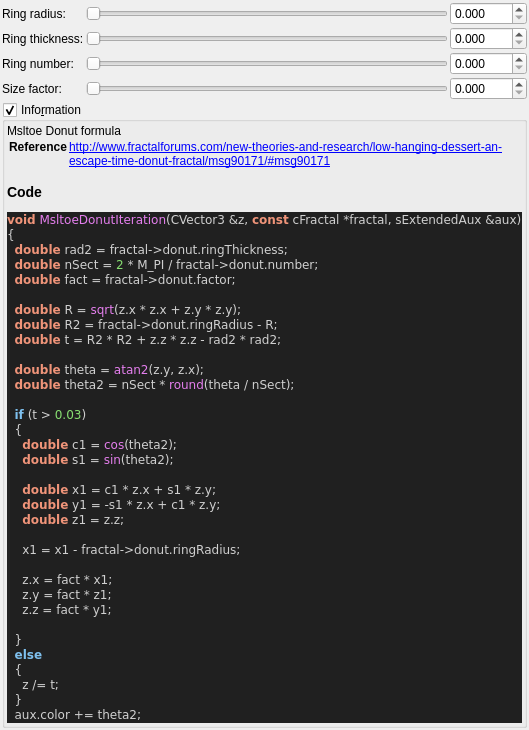
First picture: the form in mandelbulber2/qt_data/fractal_msltoe_donut.ui, repository buddhi1980/mandelbulber2, before the edit.
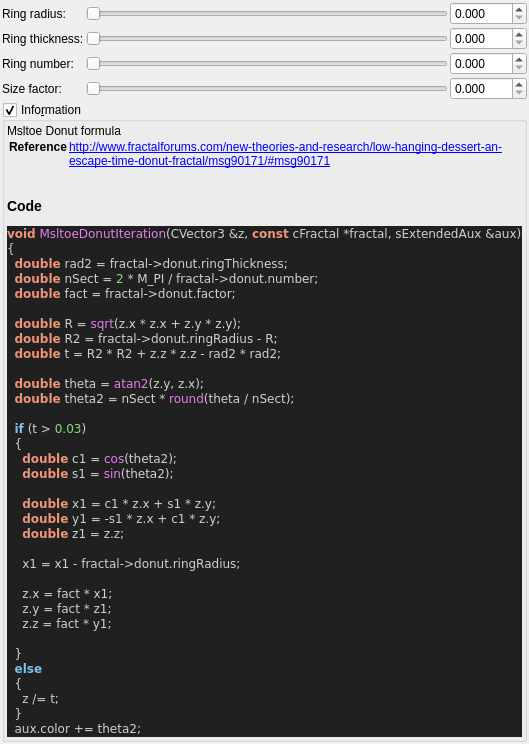
Second picture: the form after the edit. Custom widgets are drawn as their Qt base class.

Commit message:
stripped code highlight output to body tag
 the surrounding part (HTML Tag and comment) contained version specific parts.
 Now only the body tag will be written to the ui file,
 so the complete output of populateUiInformation.php should be reproducable.

 Also readded broken symlinks in deploy/share/mandelbulber2

The edit to the form file:
```diff
--- a/mandelbulber2/qt_data/fractal_msltoe_donut.ui
+++ b/mandelbulber2/qt_data/fractal_msltoe_donut.ui
@@ -283,17 +283,12 @@
        <widget class="QLabel" name="label_code_content">
         <property name="text">
          <string>&lt;p&gt;Msltoe Donut formula&lt;/p&gt;&lt;table&gt;
-&lt;tr&gt;&lt;th&gt;Reference&lt;/th&gt;&lt;td&gt;&lt;a href=&quot;http://www.fractalforums.com/new-theories-and-research/low-hanging-dessert-an-escape-time-donut-fractal/msg90171/#msg90171&quot;&gt;http://www.fractalforums.com/new-theories-and-research/low-hanging-dessert-an-escape-time-donut-fractal/msg90171/#msg90171&lt;/a&gt;&lt;/td&gt;&lt;/tr&gt;
+&lt;tr&gt;&lt;th&gt;Reference&lt;/th&gt;&lt;td&gt;&lt;a href=&quot;http://www.fractalforums.com/new-theories-and-research/low-hanging-dessert-an-escape-time-donut-fractal/msg90171/#msg90171&quot;&gt;http://www.fractalforums.com/new-theories-and-research/low-hanging-dessert-an-escape-time-donut-fractal/msg90171/#msg90171&lt;br&gt;
+&lt;/td&gt;&lt;/tr&gt;
 &lt;/table&gt;
 &lt;h3&gt;Code&lt;/h3&gt;
-&lt;!DOCTYPE HTML PUBLIC &quot;-//W3C//DTD HTML 4.0 Transitional//EN&quot;&gt;
-&lt;html&gt;
-&lt;head&gt;
-&lt;meta http-equiv=&quot;content-type&quot; content=&quot;text/html; charset=ISO-8859-1&quot;&gt;
-&lt;title&gt;Source file&lt;/title&gt;
-&lt;/head&gt;
 &lt;body style=&quot;background-color:#202020&quot;&gt;
-&lt;pre style=&quot;color:#d0d0d0; background-color:#202020;  font-family:'Courier New';&quot;&gt;&lt;span style=&quot;color:#f09479; font-weight:bold&quot;&gt;void&lt;/span&gt; &lt;span style=&quot;color:#e47eed&quot;&gt;MsltoeDonutIteration&lt;/span&gt;&lt;span style=&quot;color:#d0d0d0&quot;&gt;(&lt;/span&gt;CVector3 &lt;span style=&quot;color:#d0d0d0&quot;&gt;&amp;amp;&lt;/span&gt;z&lt;span style=&quot;color:#d0d0d0&quot;&gt;,&lt;/span&gt; &lt;span style=&quot;color:#f09479; font-weight:bold&quot;&gt;const&lt;/span&gt; cFractal &lt;span style=&quot;color:#d0d0d0&quot;&gt;*&lt;/span&gt;fractal&lt;span style=&quot;color:#d0d0d0&quot;&gt;,&lt;/span&gt; sExtendedAux &lt;span style=&quot;color:#d0d0d0&quot;&gt;&amp;amp;&lt;/span&gt;aux&lt;span style=&quot;color:#d0d0d0&quot;&gt;)&lt;/span&gt;
+&lt;pre style=&quot;color:#d0d0d0; background-color:#202020;  font-family:'Courier New',monospace;&quot;&gt;&lt;span style=&quot;color:#f09479; font-weight:bold&quot;&gt;void&lt;/span&gt; &lt;span style=&quot;color:#e47eed&quot;&gt;MsltoeDonutIteration&lt;/span&gt;&lt;span style=&quot;color:#d0d0d0&quot;&gt;(&lt;/span&gt;CVector3 &lt;span style=&quot;color:#d0d0d0&quot;&gt;&amp;amp;&lt;/span&gt;z&lt;span style=&quot;color:#d0d0d0&quot;&gt;,&lt;/span&gt; &lt;span style=&quot;color:#f09479; font-weight:bold&quot;&gt;const&lt;/span&gt; cFractal &lt;span style=&quot;color:#d0d0d0&quot;&gt;*&lt;/span&gt;fractal&lt;span style=&quot;color:#d0d0d0&quot;&gt;,&lt;/span&gt; sExtendedAux &lt;span style=&quot;color:#d0d0d0&quot;&gt;&amp;amp;&lt;/span&gt;aux&lt;span style=&quot;color:#d0d0d0&quot;&gt;)&lt;/span&gt;
 &lt;span style=&quot;color:#d0d0d0&quot;&gt;{&lt;/span&gt;
   &lt;span style=&quot;color:#f09479; font-weight:bold&quot;&gt;double&lt;/span&gt; rad2 &lt;span style=&quot;color:#d0d0d0&quot;&gt;=&lt;/span&gt; fractal&lt;span style=&quot;color:#d0d0d0&quot;&gt;-&amp;gt;&lt;/span&gt;donut&lt;span style=&quot;color:#d0d0d0&quot;&gt;.&lt;/span&gt;ringThickness&lt;span style=&quot;color:#d0d0d0&quot;&gt;;&lt;/span&gt;
   &lt;span style=&quot;color:#f09479; font-weight:bold&quot;&gt;double&lt;/span&gt; nSect &lt;span style=&quot;color:#d0d0d0&quot;&gt;=&lt;/span&gt; &lt;span style=&quot;color:#87df71&quot;&gt;2&lt;/span&gt; &lt;span style=&quot;color:#d0d0d0&quot;&gt;*&lt;/span&gt; M_PI &lt;span style=&quot;color:#d0d0d0&quot;&gt;/&lt;/span&gt; fractal&lt;span style=&quot;color:#d0d0d0&quot;&gt;-&amp;gt;&lt;/span&gt;donut&lt;span style=&quot;color:#d0d0d0&quot;&gt;.&lt;/span&gt;number&lt;span style=&quot;color:#d0d0d0&quot;&gt;;&lt;/span&gt;
@@ -329,10 +324,7 @@
   aux&lt;span style=&quot;color:#d0d0d0&quot;&gt;.&lt;/span&gt;color &lt;span style=&quot;color:#d0d0d0&quot;&gt;+=&lt;/span&gt; theta2&lt;span style=&quot;color:#d0d0d0&quot;&gt;;&lt;/span&gt;
 &lt;span style=&quot;color:#d0d0d0&quot;&gt;}&lt;/span&gt;
 &lt;/pre&gt;
-&lt;/body&gt;
-&lt;/html&gt;
-&lt;!--HTML generated by highlight 3.9, http://www.andre-simon.de/--&gt;
-</string>
+&lt;/body&gt;</string>
         </property>
         <property name="wordWrap">
          <bool>true</bool>
```
The commit also changes 109 other files.
